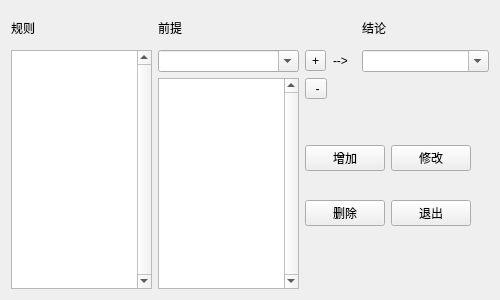
Old version of the form rulesmgmt.ui in the repository PhineasShi/AnimalES_QT.
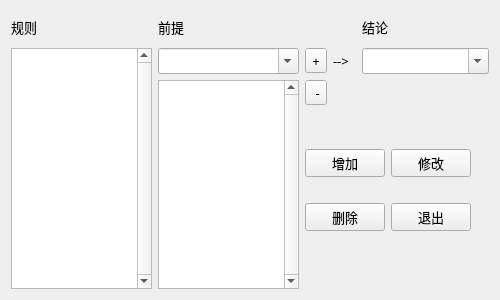
New version of the form.

Patch:
```diff
--- a/rulesmgmt.ui
+++ b/rulesmgmt.ui
@@ -18,6 +18,12 @@
     <layout class="QGridLayout" name="gridLayout">
      <item row="3" column="1" rowspan="6">
       <widget class="QListWidget" name="listWidget_causes">
+       <property name="font">
+        <font>
+         <family>Microsoft YaHei UI Light</family>
+         <pointsize>10</pointsize>
+        </font>
+       </property>
        <property name="verticalScrollBarPolicy">
         <enum>Qt::ScrollBarAlwaysOn</enum>
        </property>
@@ -25,6 +31,12 @@
      </item>
      <item row="2" column="0" rowspan="7">
       <widget class="QListWidget" name="listWidget_rules">
+       <property name="font">
+        <font>
+         <family>Microsoft YaHei UI Light</family>
+         <pointsize>10</pointsize>
+        </font>
+       </property>
        <property name="verticalScrollBarPolicy">
         <enum>Qt::ScrollBarAlwaysOn</enum>
        </property>
@@ -32,6 +44,12 @@
      </item>
      <item row="0" column="0">
       <widget class="QLabel" name="label">
+       <property name="font">
+        <font>
+         <family>Microsoft YaHei UI Light</family>
+         <pointsize>10</pointsize>
+        </font>
+       </property>
        <property name="text">
         <string>规则</string>
        </property>
@@ -39,6 +57,12 @@
      </item>
      <item row="2" column="3">
       <widget class="QLabel" name="label_3">
+       <property name="font">
+        <font>
+         <family>Microsoft YaHei UI Light</family>
+         <pointsize>10</pointsize>
+        </font>
+       </property>
        <property name="text">
         <string>--&gt;</string>
        </property>
@@ -46,6 +70,12 @@
      </item>
      <item row="0" column="1">
       <widget class="QLabel" name="label_2">
+       <property name="font">
+        <font>
+         <family>Microsoft YaHei UI Light</family>
+         <pointsize>10</pointsize>
+        </font>
+       </property>
        <property name="text">
         <string>前提</string>
        </property>
@@ -53,6 +83,12 @@
      </item>
      <item row="5" column="2" colspan="3">
       <widget class="QPushButton" name="pushButton_add">
+       <property name="font">
+        <font>
+         <family>Microsoft YaHei UI Light</family>
+         <pointsize>10</pointsize>
+        </font>
+       </property>
        <property name="text">
         <string>增加</string>
        </property>
@@ -60,6 +96,12 @@
      </item>
      <item row="0" column="4" colspan="5">
       <widget class="QLabel" name="label_4">
+       <property name="font">
+        <font>
+         <family>Microsoft YaHei UI Light</family>
+         <pointsize>10</pointsize>
+        </font>
+       </property>
        <property name="text">
         <string>结论</string>
        </property>
@@ -67,6 +109,12 @@
      </item>
      <item row="2" column="4" colspan="5">
       <widget class="QComboBox" name="comboBox_result">
+       <property name="font">
+        <font>
+         <family>Microsoft YaHei UI Light</family>
+         <pointsize>10</pointsize>
+        </font>
+       </property>
        <property name="editable">
         <bool>true</bool>
        </property>
@@ -74,6 +122,12 @@
      </item>
      <item row="3" column="2">
       <widget class="QToolButton" name="toolButton_minus">
+       <property name="font">
+        <font>
+         <family>Microsoft YaHei UI Light</family>
+         <pointsize>10</pointsize>
+        </font>
+       </property>
        <property name="text">
         <string> -</string>
        </property>
@@ -81,6 +135,12 @@
      </item>
      <item row="2" column="1">
       <widget class="QComboBox" name="comboBox_cause">
+       <property name="font">
+        <font>
+         <family>Microsoft YaHei UI Light</family>
+         <pointsize>10</pointsize>
+        </font>
+       </property>
        <property name="editable">
         <bool>true</bool>
        </property>
@@ -88,6 +148,12 @@
      </item>
      <item row="2" column="2">
       <widget class="QToolButton" name="toolButton_add">
+       <property name="font">
+        <font>
+         <family>Microsoft YaHei UI Light</family>
+         <pointsize>10</pointsize>
+        </font>
+       </property>
        <property name="text">
         <string>+</string>
        </property>
@@ -95,6 +161,12 @@
      </item>
      <item row="6" column="2" rowspan="2" colspan="3">
       <widget class="QPushButton" name="pushButton_delete">
+       <property name="font">
+        <font>
+         <family>Microsoft YaHei UI Light</family>
+         <pointsize>10</pointsize>
+        </font>
+       </property>
        <property name="text">
         <string>删除</string>
        </property>
@@ -102,6 +174,12 @@
      </item>
      <item row="5" column="5">
       <widget class="QPushButton" name="pushButton_modify">
+       <property name="font">
+        <font>
+         <family>Microsoft YaHei UI Light</family>
+         <pointsize>10</pointsize>
+        </font>
+       </property>
        <property name="text">
         <string>修改</string>
        </property>
@@ -109,6 +187,12 @@
      </item>
      <item row="6" column="5" rowspan="2">
       <widget class="QPushButton" name="pushButton_quit">
+       <property name="font">
+        <font>
+         <family>Microsoft YaHei UI Light</family>
+         <pointsize>10</pointsize>
+        </font>
+       </property>
        <property name="text">
         <string>退出</string>
        </property>
```
